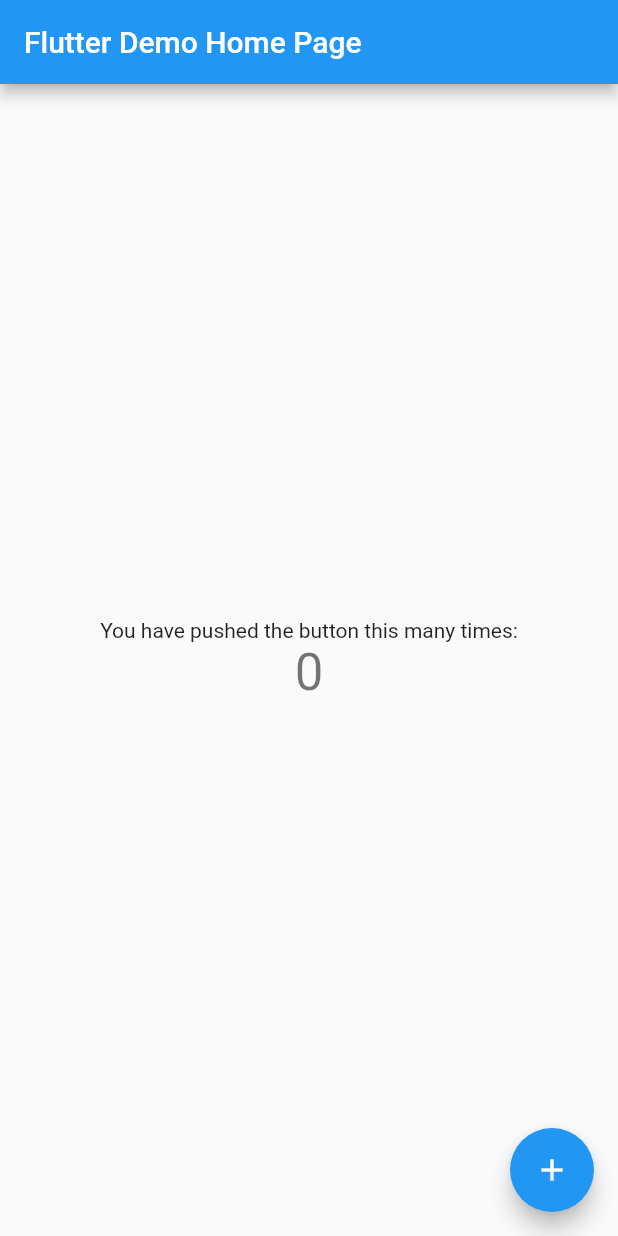
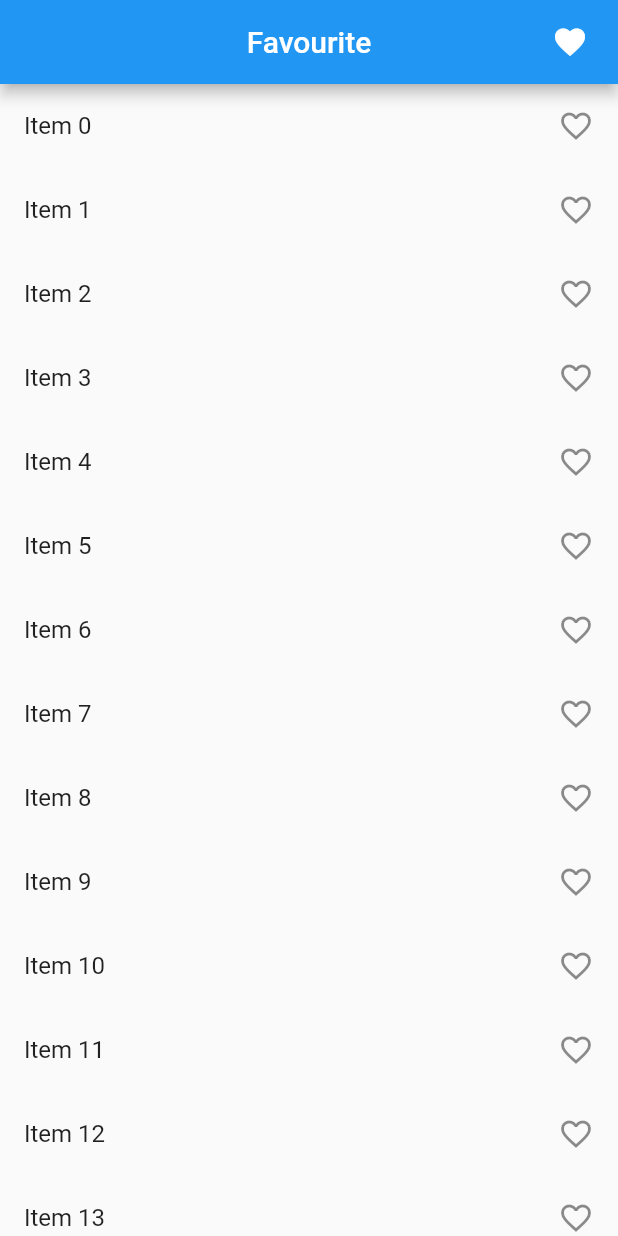
Before and after one commit to asadullah43/fav-provider, a Flutter app: the screen it shows after launch, on a phone screen of 412 x 824 dp. Run offline on Flutter 3.47's test engine with Material 2 defaults, Android fonts, the phone set to English and light mode, and no system bars.

Commit message:
add items to fav through provider

```diff
--- a/lib/main.dart
+++ b/lib/main.dart
@@ -1,4 +1,7 @@
+import 'package:fav_provider/provider/favourite_provider.dart';
+import 'package:fav_provider/screen/favourite_screen.dart';
 import 'package:flutter/material.dart';
+import 'package:provider/provider.dart';
 
 void main() {
   runApp(const MyApp());
@@ -10,106 +13,15 @@
   // This widget is the root of your application.
   @override
   Widget build(BuildContext context) {
-    return MaterialApp(
-      title: 'Flutter Demo',
-      theme: ThemeData(
-        // This is the theme of your application.
-        //
-        // Try running your application with "flutter run". You'll see the
-        // application has a blue toolbar. Then, without quitting the app, try
-        // changing the primarySwatch below to Colors.green and then invoke
-        // "hot reload" (press "r" in the console where you ran "flutter run",
-        // or simply save your changes to "hot reload" in a Flutter IDE).
-        // Notice that the counter didn't reset back to zero; the application
-        // is not restarted.
-        primarySwatch: Colors.blue,
+    return MultiProvider(
+      providers: [ChangeNotifierProvider(create: (_) => FavouriteProvider())],
+      child: MaterialApp(
+        title: 'Flutter Demo',
+        theme: ThemeData(
+          primarySwatch: Colors.blue,
+        ),
+        home: FavouriteScreen(),
       ),
-      home: const MyHomePage(title: 'Flutter Demo Home Page'),
     );
   }
 }
-
-class MyHomePage extends StatefulWidget {
-  const MyHomePage({super.key, required this.title});
-
-  // This widget is the home page of your application. It is stateful, meaning
-  // that it has a State object (defined below) that contains fields that affect
-  // how it looks.
-
-  // This class is the configuration for the state. It holds the values (in this
-  // case the title) provided by the parent (in this case the App widget) and
-  // used by the build method of the State. Fields in a Widget subclass are
-  // always marked "final".
-
-  final String title;
-
-  @override
-  State<MyHomePage> createState() => _MyHomePageState();
-}
-
-class _MyHomePageState extends State<MyHomePage> {
-  int _counter = 0;
-
-  void _incrementCounter() {
-    setState(() {
-      // This call to setState tells the Flutter framework that something has
-      // changed in this State, which causes it to rerun the build method below
-      // so that the display can reflect the updated values. If we changed
-      // _counter without calling setState(), then the build method would not be
-      // called again, and so nothing would appear to happen.
-      _counter++;
-    });
-  }
-
-  @override
-  Widget build(BuildContext context) {
-    // This method is rerun every time setState is called, for instance as done
-    // by the _incrementCounter method above.
-    //
-    // The Flutter framework has been optimized to make rerunning build methods
-    // fast, so that you can just rebuild anything that needs updating rather
-    // than having to individually change instances of widgets.
-    return Scaffold(
-      appBar: AppBar(
-        // Here we take the value from the MyHomePage object that was created by
-        // the App.build method, and use it to set our appbar title.
-        title: Text(widget.title),
-      ),
-      body: Center(
-        // Center is a layout widget. It takes a single child and positions it
-        // in the middle of the parent.
-        child: Column(
-          // Column is also a layout widget. It takes a list of children and
-          // arranges them vertically. By default, it sizes itself to fit its
-          // children horizontally, and tries to be as tall as its parent.
-          //
-          // Invoke "debug painting" (press "p" in the console, choose the
-          // "Toggle Debug Paint" action from the Flutter Inspector in Android
-          // Studio, or the "Toggle Debug Paint" command in Visual Studio Code)
-          // to see the wireframe for each widget.
-          //
-          // Column has various properties to control how it sizes itself and
-          // how it positions its children. Here we use mainAxisAlignment to
-          // center the children vertically; the main axis here is the vertical
-          // axis because Columns are vertical (the cross axis would be
-          // horizontal).
-          mainAxisAlignment: MainAxisAlignment.center,
-          children: <Widget>[
-            const Text(
-              'You have pushed the button this many times:',
-            ),
-            Text(
-              '$_counter',
-              style: Theme.of(context).textTheme.headline4,
-            ),
-          ],
-        ),
-      ),
-      floatingActionButton: FloatingActionButton(
-        onPressed: _incrementCounter,
-        tooltip: 'Increment',
-        child: const Icon(Icons.add),
-      ), // This trailing comma makes auto-formatting nicer for build methods.
-    );
-  }
-}
--- /dev/null
+++ b/lib/provider/favourite_provider.dart
@@ -0,0 +1,15 @@
+import 'package:flutter/foundation.dart';
+
+class FavouriteProvider with ChangeNotifier {
+  List<int> _addFav = [];
+  List<int> get addFav => _addFav;
+  void addItem(int value) {
+    _addFav.add(value);
+    notifyListeners();
+  }
+
+  void removeItem(int value) {
+    _addFav.remove(value);
+    notifyListeners();
+  }
+}
--- /dev/null
+++ b/lib/screen/favourite_screen.dart
@@ -0,0 +1,60 @@
+import 'package:fav_provider/provider/favourite_provider.dart';
+import 'package:fav_provider/screen/fovourite_item.dart';
+import 'package:flutter/material.dart';
+import 'package:provider/provider.dart';
+
+class FavouriteScreen extends StatefulWidget {
+  FavouriteScreen({Key? key}) : super(key: key);
+
+  @override
+  State<FavouriteScreen> createState() => _FavouriteScreenState();
+}
+
+class _FavouriteScreenState extends State<FavouriteScreen> {
+  @override
+  Widget build(BuildContext context) {
+    return Scaffold(
+      appBar: AppBar(
+        title: const Text("Favourite"),
+        centerTitle: true,
+        actions: [
+          InkWell(
+              onTap: () {
+                Navigator.push(
+                    context,
+                    MaterialPageRoute(
+                        builder: (context) => FavouriteItemScreen()));
+              },
+              child: Icon(Icons.favorite)),
+          SizedBox(
+            width: 20,
+          )
+        ],
+      ),
+      body: Column(children: [
+        Expanded(
+          child: ListView.builder(
+              itemCount: 100,
+              itemBuilder: ((context, index) {
+                return Consumer<FavouriteProvider>(
+                    builder: ((context, value, child) {
+                  return ListTile(
+                    onTap: (() {
+                      if (value.addFav.contains(index)) {
+                        value.removeItem(index);
+                      } else {
+                        value.addItem(index);
+                      }
+                    }),
+                    title: Text('Item $index'),
+                    trailing: Icon(value.addFav.contains(index)
+                        ? Icons.favorite
+                        : Icons.favorite_border_outlined),
+                  );
+                }));
+              })),
+        )
+      ]),
+    );
+  }
+}
--- a/pubspec.yaml
+++ b/pubspec.yaml
@@ -36,6 +36,7 @@
   # The following adds the Cupertino Icons font to your application.
   # Use with the CupertinoIcons class for iOS style icons.
   cupertino_icons: ^1.0.2
+  provider: ^6.0.5
 
 dev_dependencies:
   flutter_test:
```
Also changed, not shown: lib/screen/fovourite_item.dart (added, +48 -0 lines), pubspec.lock.
